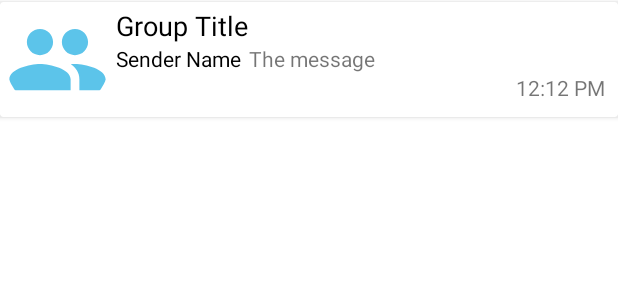
After one commit to Nashrullahs/Project-Asknonim, an Android app: the layout row_groupchats_list.xml on its own in the app's theme, with its tools: preview values and no code run, on a phone screen of 412 x 824 dp. The commit adds this screen. Shown: the top 300 px of the screen. Run offline under Robolectric (Android 15) with nearby library versions, the phone set to English and light mode, and no system bars.

```diff
--- a/app/src/main/java/com/example/asknonim/UsersFragment.java
+++ b/app/src/main/java/com/example/asknonim/UsersFragment.java
@@ -62,4 +62,6 @@ public class UsersFragment extends Fragment {
         return inflater.inflate(R.layout.fragment_users, container, false);
     }
 
+
+
 }
--- /dev/null
+++ b/app/src/main/res/layout/row_groupchats_list.xml
@@ -0,0 +1,71 @@
+<?xml version="1.0" encoding="utf-8"?>
+<androidx.cardview.widget.CardView xmlns:android="http://schemas.android.com/apk/res/android"
+    android:layout_width="match_parent"
+    android:layout_height="wrap_content"
+    xmlns:app="http://schemas.android.com/apk/res-auto"
+    app:cardBackgroundColor="@color/white"
+    app:contentPadding="3dp"
+    android:layout_marginTop="1dp">
+
+    <RelativeLayout
+        android:layout_width="match_parent"
+        android:layout_height="wrap_content">
+
+        <de.hdodenhof.circleimageview.CircleImageView
+            android:id="@+id/groupIconIv"
+            android:layout_width="70dp"
+            android:layout_height="70dp"
+            android:src="@drawable/ic_group_primary"/>
+
+        <TextView
+            android:id="@+id/groupTitleTv"
+            android:layout_width="match_parent"
+            android:layout_height="wrap_content"
+            android:layout_marginStart="4dp"
+            android:layout_marginLeft="4dp"
+            android:text="Group Title"
+            android:layout_toEndOf="@+id/groupIconIv"
+            android:layout_toRightOf="@+id/groupIconIv"
+            android:textSize="18sp"
+            android:textColor="@color/black"/>
+
+        <TextView
+            android:id="@+id/nameTv"
+            android:layout_toEndOf="@id/groupIconIv"
+            android:layout_below="@id/groupTitleTv"
+            android:layout_width="wrap_content"
+            android:layout_height="wrap_content"
+            android:layout_toRightOf="@id/groupIconIv"
+            android:layout_marginStart="4dp"
+            android:layout_marginLeft="4dp"
+            android:text="Sender Name"
+            android:textColor="@color/black" />
+
+        <TextView
+            android:layout_width="wrap_content"
+            android:layout_height="wrap_content"
+            android:id="@+id/messageTv"
+            android:layout_below="@id/groupTitleTv"
+            android:layout_toEndOf="@+id/nameTv"
+            android:layout_toRightOf="@+id/nameTv"
+            android:text="The message"
+            android:layout_marginStart="5dp"
+            android:layout_marginLeft="5dp"
+            android:singleLine="true" />
+
+        <TextView
+            android:layout_width="wrap_content"
+            android:layout_height="wrap_content"
+            android:id="@+id/timeTv"
+            android:layout_below="@id/nameTv"
+            android:layout_alignParentEnd="true"
+            android:layout_alignParentRight="true"
+            android:layout_marginEnd="5dp"
+            android:text="12:12 PM"
+            android:singleLine="true"
+            android:layout_marginRight="5dp" />
+
+
+    </RelativeLayout>
+
+</androidx.cardview.widget.CardView>
```
Also changed, not shown: app/src/main/java/com/example/asknonim/AdapterGroupChatList.java (added, +87 -0 lines), app/src/main/java/com/example/asknonim/HomeFragment.java (+86 -39 lines), app/src/main/java/com/example/asknonim/ModelGroupChatsList.java (added, +65 -0 lines), app/src/main/res/layout/fragment_home.xml (+7 -7 lines), 17 other files.
